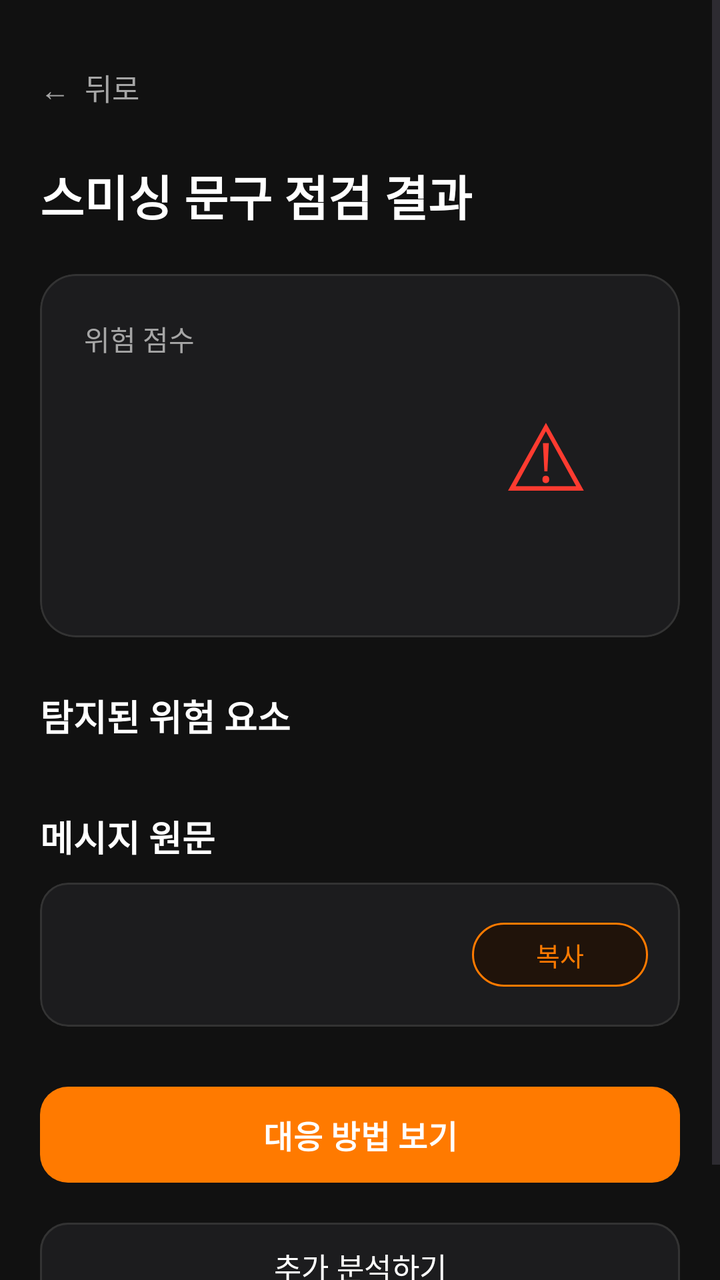
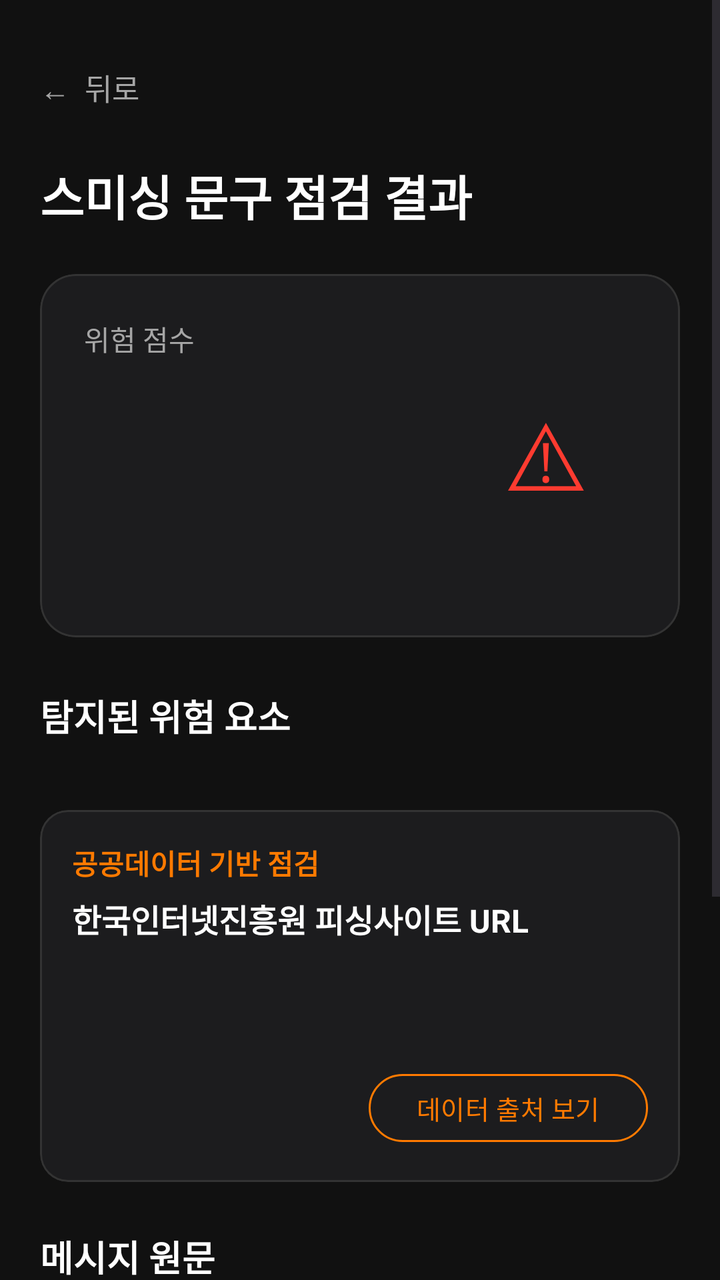

An Android layout rendered at two revisions. The XML below is the earlier revision; the diff shows what the commit changed to produce the second picture.
<!-- AndroidManifest.xml: application theme Theme.GURU2SwuperDefense -->
<!-- res/layout/fragment_smishing_result.xml -->
<?xml version="1.0" encoding="utf-8"?>
<ScrollView
    xmlns:android="http://schemas.android.com/apk/res/android"
    xmlns:app="http://schemas.android.com/apk/res-auto"
    android:layout_width="match_parent"
    android:layout_height="match_parent"
    android:background="@color/app_background"
    android:fillViewport="true">

    <LinearLayout
        android:layout_width="match_parent"
        android:layout_height="wrap_content"
        android:orientation="vertical"
        android:padding="20dp">

        <TextView
            android:id="@+id/btnBack"
            android:layout_width="wrap_content"
            android:layout_height="48dp"
            android:gravity="center_vertical"
            android:text="←  뒤로"
            android:textColor="@color/text_secondary"
            android:textSize="15sp" />

        <TextView
            android:layout_width="match_parent"
            android:layout_height="wrap_content"
            android:layout_marginTop="12dp"
            android:text="스미싱 문구 점검 결과"
            android:textColor="@color/text_primary"
            android:textSize="24sp"
            android:textStyle="bold" />

        
        <com.google.android.material.card.MaterialCardView
            android:layout_width="match_parent"
            android:layout_height="wrap_content"
            android:layout_marginTop="22dp"
            app:cardBackgroundColor="@color/card_charcoal"
            app:cardCornerRadius="18dp"
            app:strokeColor="@color/card_border"
            app:strokeWidth="1dp">

            <LinearLayout
                android:layout_width="match_parent"
                android:layout_height="wrap_content"
                android:gravity="center_vertical"
                android:orientation="horizontal"
                android:padding="22dp">

                <LinearLayout
                    android:layout_width="0dp"
                    android:layout_height="wrap_content"
                    android:layout_weight="1"
                    android:orientation="vertical">

                    <TextView
                        android:layout_width="wrap_content"
                        android:layout_height="wrap_content"
                        android:text="위험 점수"
                        android:textColor="@color/text_secondary"
                        android:textSize="14sp" />

                    <TextView
                        android:id="@+id/tvRiskScore"
                        android:layout_width="wrap_content"
                        android:layout_height="wrap_content"
                        android:layout_marginTop="10dp"
                        android:textColor="@color/text_primary"
                        android:textSize="44sp"
                        android:textStyle="bold" />

                    <TextView
                        android:id="@+id/tvRiskBadge"
                        android:layout_width="wrap_content"
                        android:layout_height="wrap_content"
                        android:layout_marginTop="12dp"
                        android:paddingHorizontal="12dp"
                        android:paddingVertical="8dp"
                        android:textColor="@color/text_primary"
                        android:textSize="15sp"
                        android:textStyle="bold" />

                </LinearLayout>

                <TextView
                    android:id="@+id/tvRiskIcon"
                    android:layout_width="90dp"
                    android:layout_height="90dp"
                    android:gravity="center"
                    android:text="⚠"
                    android:textColor="@color/danger_red"
                    android:textSize="46sp" />

            </LinearLayout>

        </com.google.android.material.card.MaterialCardView>

        <TextView
            android:layout_width="match_parent"
            android:layout_height="wrap_content"
            android:layout_marginTop="26dp"
            android:text="탐지된 위험 요소"
            android:textColor="@color/text_primary"
            android:textSize="18sp"
            android:textStyle="bold" />

        <LinearLayout
            android:id="@+id/riskFactorContainer"
            android:layout_width="match_parent"
            android:layout_height="wrap_content"
            android:layout_marginTop="10dp"
            android:orientation="vertical" />

        <TextView
            android:layout_width="match_parent"
            android:layout_height="wrap_content"
            android:layout_marginTop="24dp"
            android:text="메시지 원문"
            android:textColor="@color/text_primary"
            android:textSize="18sp"
            android:textStyle="bold" />

        <com.google.android.material.card.MaterialCardView
            android:layout_width="match_parent"
            android:layout_height="wrap_content"
            android:layout_marginTop="10dp"
            app:cardBackgroundColor="@color/card_charcoal"
            app:cardCornerRadius="14dp"
            app:strokeColor="@color/card_border"
            app:strokeWidth="1dp">

            <LinearLayout
                android:layout_width="match_parent"
                android:layout_height="wrap_content"
                android:gravity="center_vertical"
                android:orientation="horizontal"
                android:padding="16dp">

                <TextView
                    android:id="@+id/tvOriginalMessage"
                    android:layout_width="0dp"
                    android:layout_height="wrap_content"
                    android:layout_weight="1"
                    android:textColor="@color/text_secondary"
                    android:textSize="14sp" />

                <com.google.android.material.button.MaterialButton
                    android:id="@+id/btnCopy"
                    android:layout_width="wrap_content"
                    android:layout_height="40dp"
                    android:layout_marginStart="10dp"
                    android:text="복사"
                    android:textColor="@color/orange_primary"
                    android:textSize="13sp"
                    app:backgroundTint="#20130A"
                    app:cornerRadius="20dp"
                    app:strokeColor="@color/orange_primary"
                    app:strokeWidth="1dp" />

            </LinearLayout>

        </com.google.android.material.card.MaterialCardView>

        <com.google.android.material.button.MaterialButton
            android:id="@+id/btnOpenResponseGuide"
            android:layout_width="match_parent"
            android:layout_height="56dp"
            android:layout_marginTop="26dp"
            android:text="대응 방법 보기"
            android:textColor="@color/text_primary"
            android:textSize="16sp"
            android:textStyle="bold"
            app:backgroundTint="@color/orange_primary"
            app:cornerRadius="14dp" />

        <com.google.android.material.button.MaterialButton
            android:id="@+id/btnReanalyze"
            android:layout_width="match_parent"
            android:layout_height="52dp"
            android:layout_marginTop="12dp"
            android:layout_marginBottom="24dp"
            android:text="추가 분석하기"
            android:textColor="@color/text_primary"
            android:textSize="15sp"
            app:backgroundTint="@color/card_charcoal"
            app:cornerRadius="14dp"
            app:strokeColor="@color/card_border"
            app:strokeWidth="1dp" />

    </LinearLayout>

</ScrollView>
<!-- resources referenced by this layout -->
<resources>
  <color name="app_background">#111111</color>
  <color name="card_border">#333333</color>
  <color name="card_charcoal">#1C1C1E</color>
  <color name="danger_red">#FF3B30</color>
  <color name="orange_primary">#FF7A00</color>
  <color name="text_primary">#FFFFFF</color>
  <color name="text_secondary">#A6A6A6</color>
  <style name="Theme.GURU2SwuperDefense" parent="Base.Theme.GURU2SwuperDefense" />
  <style name="Base.Theme.GURU2SwuperDefense" parent="Theme.Material3.DayNight.NoActionBar">
          <item name="android:statusBarColor">@android:color/black</item>
          <item name="android:navigationBarColor">@android:color/black</item>
          <item name="android:windowLightStatusBar">false</item>
          <item name="android:windowLightNavigationBar" tools:targetApi="o_mr1">false</item>
      </style>
</resources>

<!-- the commit's change to res/layout/fragment_smishing_result.xml (unified diff, before → after) -->
@@ -111,6 +111,73 @@
             android:layout_height="wrap_content"
             android:layout_marginTop="10dp"
             android:orientation="vertical" />
+
+        <com.google.android.material.card.MaterialCardView
+            android:layout_width="match_parent"
+            android:layout_height="wrap_content"
+            android:layout_marginTop="24dp"
+            app:cardBackgroundColor="@color/card_charcoal"
+            app:cardCornerRadius="14dp"
+            app:strokeColor="@color/card_border"
+            app:strokeWidth="1dp">
+
+            <LinearLayout
+                android:layout_width="match_parent"
+                android:layout_height="wrap_content"
+                android:orientation="vertical"
+                android:padding="16dp">
+
+                <TextView
+                    android:layout_width="wrap_content"
+                    android:layout_height="wrap_content"
+                    android:text="공공데이터 기반 점검"
+                    android:textColor="@color/orange_primary"
+                    android:textSize="14sp"
+                    android:textStyle="bold" />
+
+                <TextView
+                    android:layout_width="match_parent"
+                    android:layout_height="wrap_content"
+                    android:layout_marginTop="6dp"
+                    android:text="한국인터넷진흥원 피싱사이트 URL"
+                    android:textColor="@color/text_primary"
+                    android:textSize="16sp"
+                    android:textStyle="bold" />
+
+                <TextView
+                    android:id="@+id/tvPublicDataStatus"
+                    android:layout_width="match_parent"
+                    android:layout_height="wrap_content"
+                    android:layout_marginTop="8dp"
+                    android:textColor="@color/safe_green"
+                    android:textSize="15sp"
+                    android:textStyle="bold" />
+
+                <TextView
+                    android:id="@+id/tvPublicDataDescription"
+                    android:layout_width="match_parent"
+                    android:layout_height="wrap_content"
+                    android:layout_marginTop="6dp"
+                    android:textColor="@color/text_secondary"
+                    android:textSize="13sp" />
+
+                <com.google.android.material.button.MaterialButton
+                    android:id="@+id/btnPublicDataSource"
+                    android:layout_width="wrap_content"
+                    android:layout_height="42dp"
+                    android:layout_gravity="end"
+                    android:layout_marginTop="10dp"
+                    android:text="데이터 출처 보기"
+                    android:textColor="@color/orange_primary"
+                    android:textSize="13sp"
+                    app:backgroundTint="@android:color/transparent"
+                    app:cornerRadius="20dp"
+                    app:strokeColor="@color/orange_primary"
+                    app:strokeWidth="1dp" />
+
+            </LinearLayout>
+
+        </com.google.android.material.card.MaterialCardView>
 
         <TextView
             android:layout_width="match_parent"
<!-- resource entries referenced after the edit -->
@@ -5,6 +5,7 @@
   <color name="card_charcoal">#1C1C1E</color>
   <color name="danger_red">#FF3B30</color>
   <color name="orange_primary">#FF7A00</color>
+  <color name="safe_green">#34C759</color>
   <color name="text_primary">#FFFFFF</color>
   <color name="text_secondary">#A6A6A6</color>
   <style name="Theme.GURU2SwuperDefense" parent="Base.Theme.GURU2SwuperDefense" />
